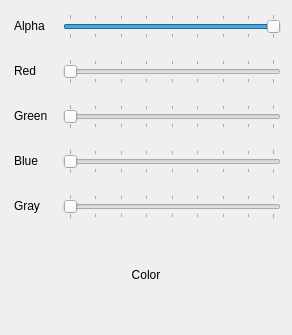
Old version of the form C++/I/09-COLORS/5/form.ui in the repository a6461/Qt-PyQt.
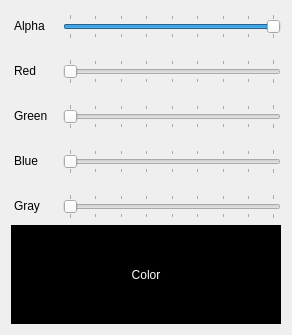
New version of the form.

```diff
--- a/C++/I/09-COLORS/5/form.ui
+++ b/C++/I/09-COLORS/5/form.ui
@@ -150,6 +150,9 @@
    </item>
    <item row="1" column="0">
     <widget class="QLabel" name="label_6">
+     <property name="styleSheet">
+      <string notr="true">background-color: black; color: white;</string>
+     </property>
      <property name="text">
       <string>Color</string>
      </property>
```
